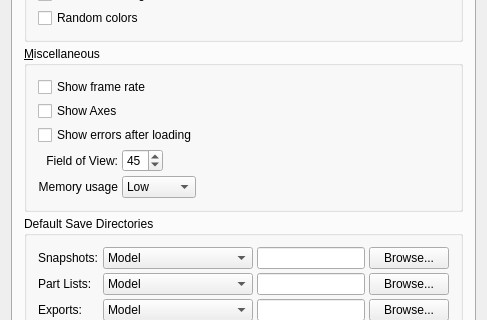
Old version of the form ldvlib/LDVQt/LDVPreferencesPanel.ui in the repository trevorsandy/lpub3d-ci; both pictures show x 0 to 487 and y 244 to 564 of the 487 by 677 pixel window.
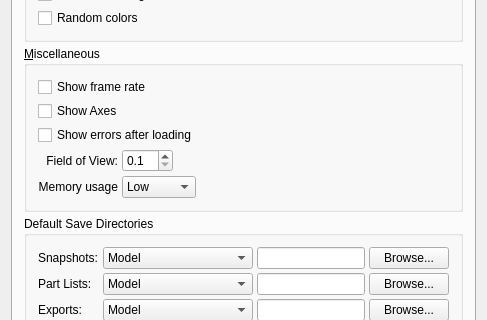
New version of the form. The open tabs and pages were chosen to show the change. Icons and pictures are not drawn.

Commit message: Change FOV spin box on LDView Preferences to decimal #97

The edit to the form file:
```diff
--- a/ldvlib/LDVQt/LDVPreferencesPanel.ui
+++ b/ldvlib/LDVQt/LDVPreferencesPanel.ui
@@ -353,25 +353,6 @@
               </property>
              </widget>
             </item>
-            <item row="2" column="1">
-             <widget class="QSpinBox" name="fieldOfViewSpin">
-              <property name="sizePolicy">
-               <sizepolicy hsizetype="Fixed" vsizetype="Fixed">
-                <horstretch>0</horstretch>
-                <verstretch>0</verstretch>
-               </sizepolicy>
-              </property>
-              <property name="minimum">
-               <number>1</number>
-              </property>
-              <property name="maximum">
-               <number>90</number>
-              </property>
-              <property name="value">
-               <number>45</number>
-              </property>
-             </widget>
-            </item>
             <item row="3" column="0">
              <widget class="QLabel" name="memoryUsageLabel">
               <property name="text">
@@ -410,6 +391,28 @@
               </item>
              </widget>
             </item>
+            <item row="2" column="1">
+             <widget class="QDoubleSpinBox" name="fieldOfViewDoubleSpin">
+              <property name="sizePolicy">
+               <sizepolicy hsizetype="Fixed" vsizetype="Fixed">
+                <horstretch>0</horstretch>
+                <verstretch>0</verstretch>
+               </sizepolicy>
+              </property>
+              <property name="decimals">
+               <number>1</number>
+              </property>
+              <property name="minimum">
+               <double>0.100000000000000</double>
+              </property>
+              <property name="maximum">
+               <double>90.000000000000000</double>
+              </property>
+              <property name="singleStep">
+               <double>0.100000000000000</double>
+              </property>
+             </widget>
+            </item>
            </layout>
           </item>
          </layout>
```
Left out of the diff: 8 changed lines with no effect on the pictures. The commit also changes 2 other files.
